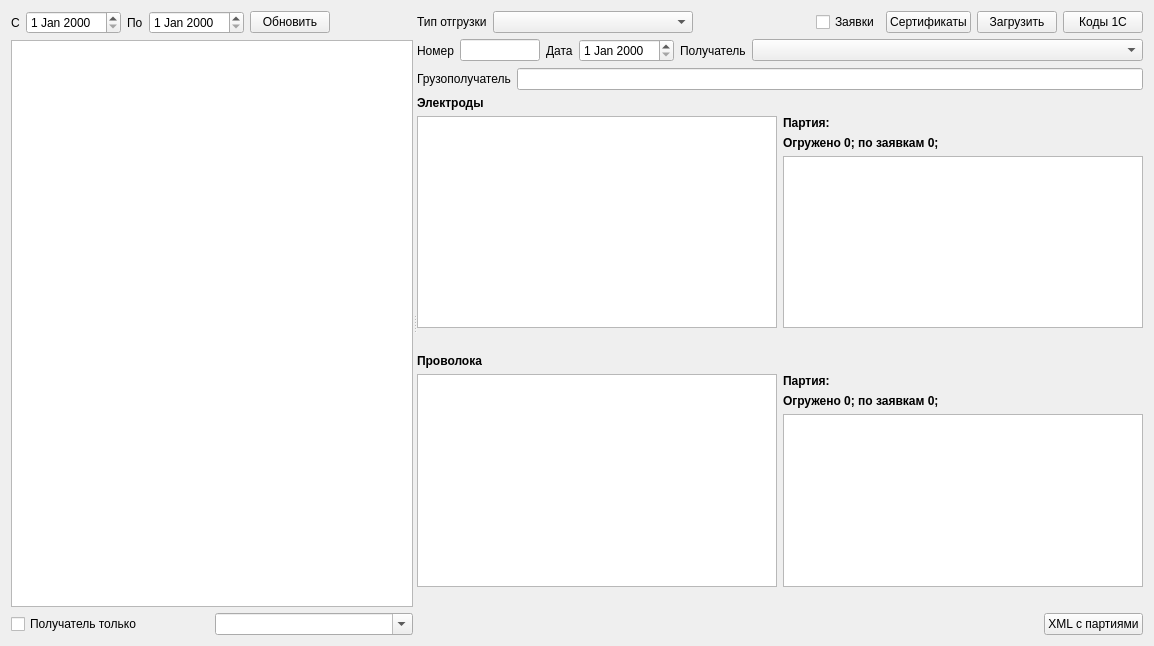
Qt form formshipcons.ui (Sergeyego/warehouse) before a commit.
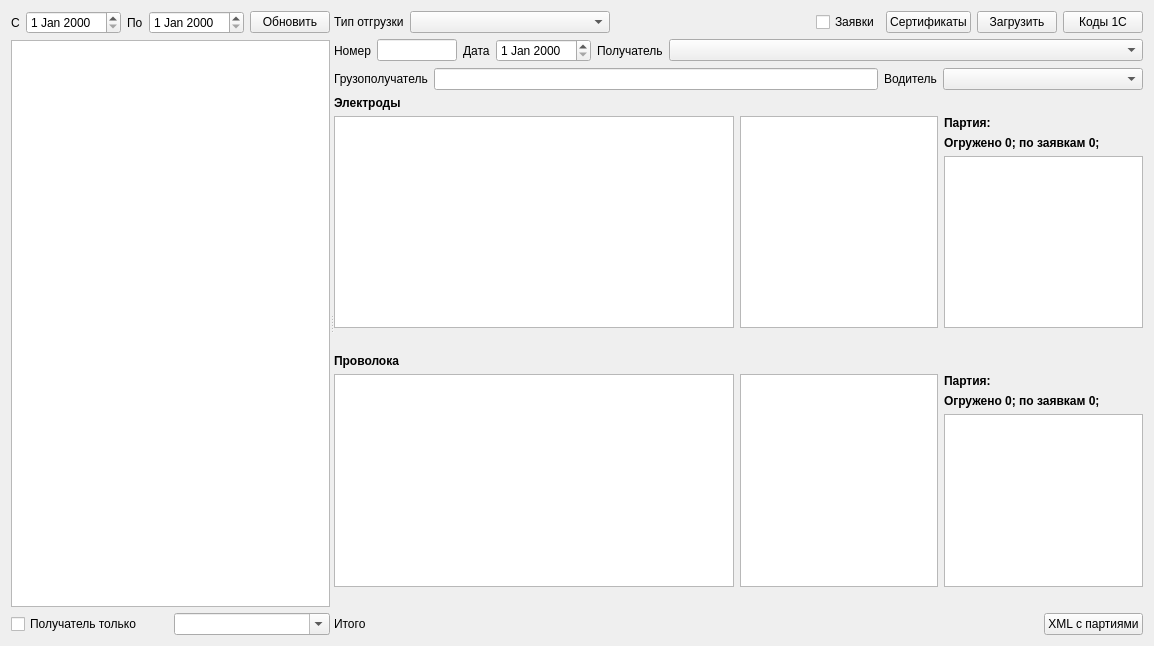
The same form after that commit. Custom widgets are drawn as their Qt base class.

```diff
--- a/formshipcons.ui
+++ b/formshipcons.ui
@@ -216,6 +216,23 @@
            </property>
           </widget>
          </item>
+         <item>
+          <widget class="QLabel" name="label_3">
+           <property name="text">
+            <string>Водитель</string>
+           </property>
+          </widget>
+         </item>
+         <item>
+          <widget class="DbComboBox" name="comboBoxDrv">
+           <property name="minimumSize">
+            <size>
+             <width>200</width>
+             <height>0</height>
+            </size>
+           </property>
+          </widget>
+         </item>
         </layout>
        </item>
        <item>
@@ -233,7 +250,24 @@
        <item>
         <layout class="QHBoxLayout" name="horizontalLayout_3">
          <item>
-          <widget class="DbViewer" name="tableViewEl"/>
+          <widget class="DbViewer" name="tableViewEl">
+           <property name="minimumSize">
+            <size>
+             <width>400</width>
+             <height>0</height>
+            </size>
+           </property>
+          </widget>
+         </item>
+         <item>
+          <widget class="TableView" name="tableViewElStat">
+           <property name="maximumSize">
+            <size>
+             <width>300</width>
+             <height>16777215</height>
+            </size>
+           </property>
+          </widget>
          </item>
          <item>
           <layout class="QVBoxLayout" name="verticalLayout_2">
@@ -297,7 +331,24 @@
        <item>
         <layout class="QHBoxLayout" name="horizontalLayout_7">
          <item>
-          <widget class="DbViewer" name="tableViewWire"/>
+          <widget class="DbViewer" name="tableViewWire">
+           <property name="minimumSize">
+            <size>
+             <width>400</width>
+             <height>0</height>
+            </size>
+           </property>
+          </widget>
+         </item>
+         <item>
+          <widget class="TableView" name="tableViewWireStat">
+           <property name="maximumSize">
+            <size>
+             <width>300</width>
+             <height>16777215</height>
+            </size>
+           </property>
+          </widget>
          </item>
          <item>
           <layout class="QVBoxLayout" name="verticalLayout_3">
@@ -348,6 +399,13 @@
        </item>
        <item>
         <layout class="QHBoxLayout" name="horizontalLayoutMapper">
+         <item>
+          <widget class="QLabel" name="labelItogo">
+           <property name="text">
+            <string>Итого</string>
+           </property>
+          </widget>
+         </item>
          <item>
           <spacer name="horizontalSpacer_4">
            <property name="orientation">
@@ -392,6 +450,11 @@
    <extends>QTableView</extends>
    <header>db/dbviewer.h</header>
   </customwidget>
+  <customwidget>
+   <class>TableView</class>
+   <extends>QTableView</extends>
+   <header>olap/tableview.h</header>
+  </customwidget>
  </customwidgets>
  <resources/>
  <connections/>
```
Left out of the diff: 33 changed lines with no effect on the pictures.
